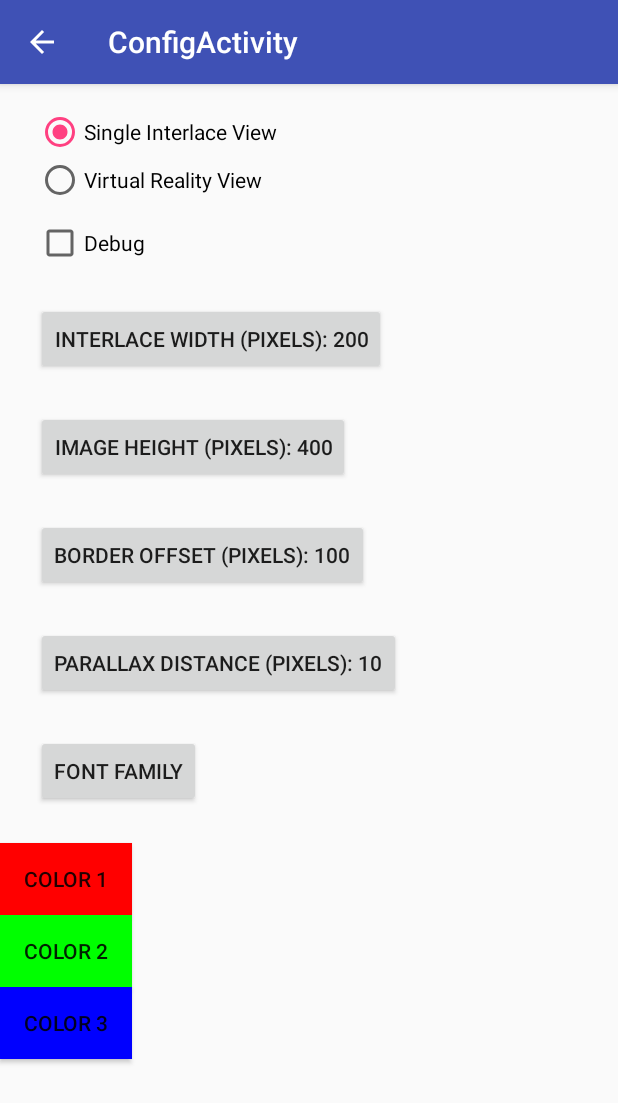
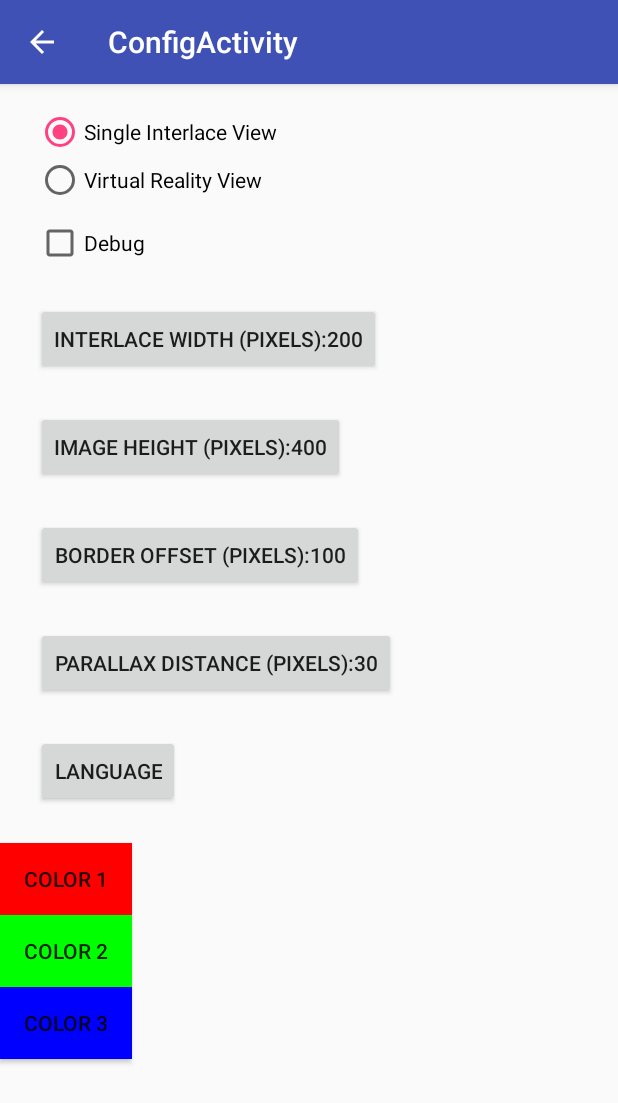
Before and after one commit to yeuchi/CapStoneStage1, an Android app: the ConfigActivity screen opened directly, with no data from a screen before it, on a phone screen of 412 x 824 dp. Shown: the top 1103 px of the screen. Run offline under Robolectric (Android 15) with nearby library versions, the phone set to English and light mode, and no system bars; libraries missing offline, so code that uses them is left out: top.defaults.colorpicker; Roboto replaces fonts that are not available here.

Commit message:
string xml localization - arabic
implement localization for string xml in arabic.

```diff
--- a/app/src/main/java/com/example/ctyeung/capstonestage1/ConfigActivity.java
+++ b/app/src/main/java/com/example/ctyeung/capstonestage1/ConfigActivity.java
@@ -31,6 +31,15 @@ public class ConfigActivity extends AppCompatActivity
     private Context mContext;
     private Activity activity;
 
+    protected RadioGroup radioGroup;
+    protected Button btnWidth;
+    protected Button btnHeight;
+    protected Button btnBorder;
+    protected Button btnParallax;
+    protected Button btnColor1;
+    protected Button btnColor2;
+    protected Button btnColor3;
+
     @Override
     public void onCheckedChanged(CompoundButton buttonView,
                                  boolean isChecked) {
@@ -39,7 +48,6 @@ public class ConfigActivity extends AppCompatActivity
         boolean isDebug = chkIsDebug.isChecked()? true:false;
         SharedPrefUtility.setBoolean(SharedPrefUtility.IS_DEBUG, mContext, isDebug);
     }
-
 
     @Override
     protected void onCreate(Bundle savedInstanceState) {
@@ -80,16 +88,17 @@ public class ConfigActivity extends AppCompatActivity
 
     private void launchDialog(String id, int min, int max)
     {
+        String numPicker = getResources().getString(R.string.numberpicker);
         clickId = id;
         int value = SharedPrefUtility.getDimension(id, mContext);
         NumberPickerFragment dlg = new NumberPickerFragment();
         dlg.setParams(numListener, min, max, value);
-        dlg.show(getSupportFragmentManager(), "NumberPicker");
+        dlg.show(getSupportFragmentManager(), numPicker);
     }
 
     private void initializeButtons()
     {
-        RadioGroup radioGroup = findViewById(R.id.radio_group);
+        radioGroup = findViewById(R.id.radio_group);
         radioGroup.setOnCheckedChangeListener(new RadioGroup.OnCheckedChangeListener() {
             @Override
             public void onCheckedChanged(RadioGroup radioGroup, int i) {
@@ -104,7 +113,11 @@ public class ConfigActivity extends AppCompatActivity
         // click handler for font selection
 
         // click handler for interlace width
-        Button btnWidth = findViewById(R.id.btn_interlace_width);
+        clickId = SharedPrefUtility.INTERLACE_WIDTH;
+        int w = SharedPrefUtility.getDimension(clickId, mContext);
+        onNumberDialogOKClick(w);
+
+        btnWidth = findViewById(R.id.btn_interlace_width);
         btnWidth.setOnClickListener(new View.OnClickListener() {
             @Override
             public void onClick(View view)
@@ -114,7 +127,11 @@ public class ConfigActivity extends AppCompatActivity
         });
 
         // click handler for image height
-        Button btnHeight = findViewById(R.id.btn_image_height);
+        clickId = SharedPrefUtility.IMAGE_HEIGHT;
+        int h = SharedPrefUtility.getDimension(clickId, mContext);
+        onNumberDialogOKClick(h);
+
+        btnHeight = findViewById(R.id.btn_image_height);
         btnHeight.setOnClickListener(new View.OnClickListener() {
             @Override
             public void onClick(View view)
@@ -124,7 +141,11 @@ public class ConfigActivity extends AppCompatActivity
         });
 
         // click handler for border offset length
-        Button btnBorder = findViewById(R.id.btn_border_offset);
+        clickId = SharedPrefUtility.BORDER_OFFSET;
+        int offset = SharedPrefUtility.getDimension(clickId, mContext);
+        onNumberDialogOKClick(offset);
+
+        btnBorder = findViewById(R.id.btn_border_offset);
         btnBorder.setOnClickListener(new View.OnClickListener() {
             @Override
             public void onClick(View view)
@@ -134,7 +155,11 @@ public class ConfigActivity extends AppCompatActivity
         });
 
         // click handler for parallax distance
-        Button btnParallax = findViewById(R.id.btn_parallax);
+        clickId = SharedPrefUtility.PARALLAX_DIS;
+        int dis = SharedPrefUtility.getDimension(clickId, mContext);
+        onNumberDialogOKClick(dis);
+
+        btnParallax = findViewById(R.id.btn_parallax);
         btnParallax.setOnClickListener(new View.OnClickListener() {
             @Override
             public void onClick(View view)
@@ -144,7 +169,7 @@ public class ConfigActivity extends AppCompatActivity
         });
 
         // click handler for color1 selection
-        final Button btnColor1 = findViewById(R.id.btnColor1);
+        btnColor1 = findViewById(R.id.btnColor1);
         btnColor1.setOnClickListener(new View.OnClickListener() {
             @Override
             public void onClick(View view)
@@ -154,7 +179,7 @@ public class ConfigActivity extends AppCompatActivity
         });
 
         // click handler for color2 selection
-        final Button btnColor2 = findViewById(R.id.btnColor2);
+        btnColor2 = findViewById(R.id.btnColor2);
         btnColor2.setOnClickListener(new View.OnClickListener() {
             @Override
             public void onClick(View view)
@@ -164,7 +189,7 @@ public class ConfigActivity extends AppCompatActivity
         });
 
         // click handler for color3 selection
-        final Button btnColor3 = findViewById(R.id.btnColor3);
+        btnColor3 = findViewById(R.id.btnColor3);
         btnColor3.setOnClickListener(new View.OnClickListener() {
             @Override
             public void onClick(View view)
@@ -185,22 +210,22 @@ public class ConfigActivity extends AppCompatActivity
         switch(clickId)
         {
             case SharedPrefUtility.BORDER_OFFSET:
-                prefix = "Border Offset: ";
+                prefix = getResources().getString(R.string.border_offset_pixels);
                 id = R.id.btn_border_offset;
                 break;
 
             case SharedPrefUtility.IMAGE_HEIGHT:
-                prefix = "Image Height: ";
+                prefix = getResources().getString(R.string.image_height_pixels);
                 id = R.id.btn_image_height;
                 break;
 
             case SharedPrefUtility.INTERLACE_WIDTH:
-                prefix = "Interlace width: ";
+                prefix = getResources().getString(R.string.interlace_width_pixels);
                 id = R.id.btn_interlace_width;
                 break;
 
             case SharedPrefUtility.PARALLAX_DIS:
-                prefix = "Parallax dis: ";
+                prefix = getResources().getString(R.string.parallax_dis_pixels);
                 id = R.id.btn_parallax;
                 break;
         }
--- a/app/src/main/java/com/example/ctyeung/capstonestage1/ShapeFragment.java
+++ b/app/src/main/java/com/example/ctyeung/capstonestage1/ShapeFragment.java
@@ -31,7 +31,7 @@ public class ShapeFragment extends Fragment
     protected ProgressBar mLoadingIndicator;
 
     protected ProgressDialog pDialog;
-
+    protected String loading = "...";
 
     protected void showSpinner(String msg)
     {
@@ -57,7 +57,9 @@ public class ShapeFragment extends Fragment
      */
     protected void requestShapes()
     {
-        showSpinner("Loading...");
+        if(null!=mContext)
+            loading = mContext.getResources().getString(R.string.loading)+"...";
+        showSpinner(loading);
 
         URL url = NetworkUtils.buildShapesJsonUrl();
         GithubQueryTask task = new GithubQueryTask();
--- a/app/src/main/res/layout/activity_config.xml
+++ b/app/src/main/res/layout/activity_config.xml
@@ -23,20 +23,20 @@
             android:layout_width="wrap_content"
             android:layout_height="wrap_content"
             android:checked="true"
-            android:text="Single Interlace View"/>
+            android:text="@string/single_interlace_view"/>
 
         <RadioButton
             android:id="@+id/radio_vr_view"
             android:layout_width="wrap_content"
             android:layout_height="wrap_content"
-            android:text="Virtual Reality View" />
+            android:text="@string/virtual_reality_view" />
 
     </RadioGroup>
 
     <CheckBox
         android:layout_width="wrap_content"
         android:layout_height="wrap_content"
-        android:text="Debug"
+        android:text="@string/debug"
         android:layout_marginLeft="24dp"
         android:id="@+id/chk_debug"
         android:layout_marginBottom="24dp"/>
@@ -47,7 +47,7 @@
         android:layout_marginLeft="24dp"
         android:layout_marginBottom="24dp"
         android:id="@+id/btn_interlace_width"
-        android:text="Interlace width (pixels): 200"/>
+        android:text="@string/interlace_width_pixels"/>
 
     <Button
         android:layout_width="wrap_content"
@@ -55,7 +55,7 @@
         android:layout_marginLeft="24dp"
         android:layout_marginBottom="24dp"
         android:id="@+id/btn_image_height"
-        android:text="Image height (pixels): 400"/>
+        android:text="@string/image_height_pixels"/>
 
     <Button
         android:layout_width="wrap_content"
@@ -63,7 +63,7 @@
         android:layout_marginLeft="24dp"
         android:layout_marginBottom="24dp"
         android:id="@+id/btn_border_offset"
-        android:text="Border offset (pixels): 100"/>
+        android:text="@string/border_offset_pixels"/>
 
     <Button
         android:layout_width="wrap_content"
@@ -71,7 +71,7 @@
         android:layout_marginLeft="24dp"
         android:layout_marginBottom="24dp"
         android:id="@+id/btn_parallax"
-        android:text="Parallax distance (pixels): 10"/>
+        android:text="@string/parallax_dis_pixels"/>
 
     <Button
         android:id="@+id/btnFontFamily"
@@ -79,7 +79,7 @@
         android:layout_height="wrap_content"
         android:layout_marginLeft="24dp"
         android:layout_marginBottom="24dp"
-        android:text="Font Family"
+        android:text="@string/language"
         app:layout_constraintTop_toBottomOf="@+id/radioGroup" />
 
     <Button
@@ -87,7 +87,7 @@
         android:layout_width="wrap_content"
         android:layout_height="wrap_content"
         android:src="@android:color/holo_blue_bright"
-        android:text="Color 1"
+        android:text="@string/color1"
         android:background="#FF000000"
         app:layout_constraintTop_toBottomOf="@+id/button" />
 
@@ -96,7 +96,7 @@
         android:layout_width="wrap_content"
         android:layout_height="wrap_content"
         android:src="@android:color/holo_blue_bright"
-        android:text="Color 2"
+        android:text="@string/color2"
         android:background="#FF0000FF"
         app:layout_constraintTop_toBottomOf="@+id/button" />
 
@@ -105,7 +105,7 @@
         android:layout_width="wrap_content"
         android:layout_height="wrap_content"
         android:src="@android:color/holo_blue_bright"
-        android:text="Color 3"
+        android:text="@string/color3"
         android:background="#FF00FF00"
         app:layout_constraintTop_toBottomOf="@+id/button" />
 
--- a/app/src/main/res/layout/activity_main.xml
+++ b/app/src/main/res/layout/activity_main.xml
@@ -41,7 +41,7 @@
         android:layout_height="wrap_content"
         android:fontFamily="Roboto"
         android:gravity="center"
-        android:text="RAND  M"
+        android:text="@string/random"
         android:textColor="@color/colorPrimary"
 
         android:textSize="50dp"
@@ -61,7 +61,7 @@
         android:layout_marginRight="12dp"
         android:layout_marginStart="8dp"
         android:layout_marginTop="8dp"
-        android:text="Viewer"
+        android:text="@string/viewer"
         app:layout_constraintBottom_toBottomOf="parent"
         app:layout_constraintEnd_toEndOf="parent"
         app:layout_constraintStart_toStartOf="parent"
--- a/app/src/main/res/layout/tab_fragment_2.xml
+++ b/app/src/main/res/layout/tab_fragment_2.xml
@@ -8,7 +8,7 @@
     <TextView
         android:layout_width="match_parent"
         android:layout_height="wrap_content"
-        android:text="Header Message:"/>
+        android:text="@string/header_msg"/>
 
     <EditText
         android:layout_width="match_parent"
@@ -20,7 +20,7 @@
         android:layout_marginTop="30dp"
         android:layout_width="match_parent"
         android:layout_height="wrap_content"
-        android:text="Footer Message:"/>
+        android:text="@string/footer_msg"/>
 
     <EditText
         android:layout_width="match_parent"
--- a/app/src/main/res/layout/tab_fragment_3.xml
+++ b/app/src/main/res/layout/tab_fragment_3.xml
@@ -17,7 +17,7 @@
         android:layout_width="wrap_content"
         android:layout_height="wrap_content"
         android:layout_centerInParent="true"
-        android:text="Tab 3 -- shape"
+        android:text="@string/shape_selection"
         android:textAppearance="?android:attr/textAppearanceLarge" />
 
     <GridLayout xmlns:android="http://schemas.android.com/apk/res/android"
--- a/app/src/main/res/layout/tab_fragment_4.xml
+++ b/app/src/main/res/layout/tab_fragment_4.xml
@@ -8,7 +8,7 @@
     <TextView
         android:layout_width="wrap_content"
         android:layout_height="wrap_content"
-        android:text="header"
+        android:text="@string/header"
         android:id="@+id/txt_header"/>
 
     <LinearLayout
@@ -30,7 +30,7 @@
     <TextView
         android:layout_width="wrap_content"
         android:layout_height="wrap_content"
-        android:text="footer"
+        android:text="@string/footer"
         android:id="@+id/txt_footer"/>
 
 </LinearLayout>
--- a/app/src/main/res/values/strings.xml
+++ b/app/src/main/res/values/strings.xml
@@ -12,16 +12,76 @@
     <string name="btn_gmail">GMail</string>
     <string name="btn_google_drive">Google Drive</string>
     <string name="unknown_media">Unknown media</string>
-    <string name="btn_cancel">cancel</string>
 
     <string name="username">Username</string>
     <string name="password">Password</string>
-    <string name="subject">Subject</string>
     <string name="filename">Filename</string>
-    <string name="btn_send">Send</string>
     <string name="sender">Sender</string>
     <string name="recipient">TO: Recipient</string>
     <string name="carbon_copy">CC: Carbon Copy</string>
     <string name="blind_carbon_copy">BCC: Blind Carbon Copy</string>
 
+    <!-- configuration -->
+    <string name="single_interlace_view">Single Interlace View</string>
+    <string name="virtual_reality_view">Virtual Reality View</string>
+    <string name="debug">Debug</string>
+    <string name="interlace_width_pixels">Interlace width (pixels):</string>
+    <string name="image_height_pixels">Image height (pixels):</string>
+    <string name="border_offset_pixels">Border offset (pixels):</string>
+    <string name="parallax_dis_pixels">Parallax distance (pixels):</string>
+    <string name="language">Language</string>
+    <string name="color1">Color 1</string>
+    <string name="color2">Color 2</string>
+    <string name="color3">Color 3</string>
+
+    <string name="numberpicker">NumberPicker</string>
+
+    <!-- main -->
+    <string name="random">RAND  M</string>
+    <string name="viewer">Viewer</string>
+
+    <!-- fragment 1 -->
+    <string name="subject">Subject</string>
+    <string name="btn_send">Send</string>
+
+    <string name="share_failed">Share failed</string>
+
+    <!-- fragment 2 -->
+    <string name="header_msg">Header Message:</string>
+    <string name="footer_msg">Header Message:</string>
+
+    <!-- fragment 3 -->
+    <string name="shape_selection">Shape selections:</string>
+
+    <string name="out_of">out of </string>
+    <string name="svg_loaded_ok">SVGs loaded OK</string>
+
+    <!-- fragment 4 -->
+    <string name="header">header</string>
+    <string name="footer">footer</string>
+
+    <string name="rendering">Rendering</string>
+    <string name="nothing_to_render">Nothing to render</string>
+    <string name="create_svg_view_failed">CreateSVGView failed</string>
+    <string name="create_bmp_failed">CreateBitmap failed</string>
+    <string name="save_bmp_failed">SaveBitmap failed</string>
+
+    <!-- tabActivity -->
+    <string name="share">Share</string>
+    <string name="text">Text</string>
+    <string name="shape">Shape</string>
+    <string name="preview">Preview</string>
+
+    <!-- shape fragments -->
+    <string name="loading">Loading</string>
+
+    <!-- Color popup dialog -->
+    <string name="choose">Choose</string>
+    <string name="btn_cancel">cancel</string>
+
+    <!-- number picker dialog -->
+    <string name="choose_value">Choose Value</string>
+    <string name="choose_number">Choose Number</string>
+    <string name="ok">Ok</string>
+
 </resources>
```
Also changed, not shown: app/src/main/java/com/example/ctyeung/capstonestage1/TabActivity.java (+8 -4 lines), app/src/main/java/com/example/ctyeung/capstonestage1/TabFragment1.java (+11 -5 lines), app/src/main/java/com/example/ctyeung/capstonestage1/TabFragment3.java (+5 -2 lines), app/src/main/java/com/example/ctyeung/capstonestage1/TabFragment4.java (+25 -7 lines), app/src/main/java/com/example/ctyeung/capstonestage1/dialogs/ColorPopup.java (+6 -2 lines), app/src/main/java/com/example/ctyeung/capstonestage1/dialogs/NumberPickerFragment.java (+20 -7 lines), 1 other file. Lines whose indentation alone changed are shown as unchanged.
